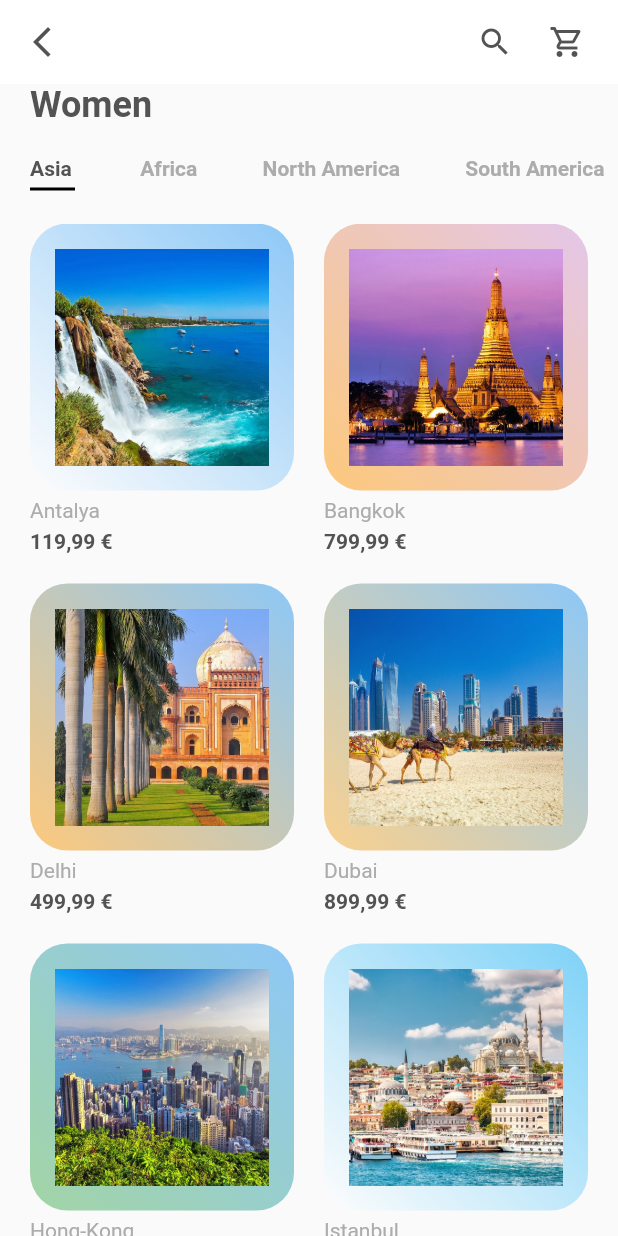
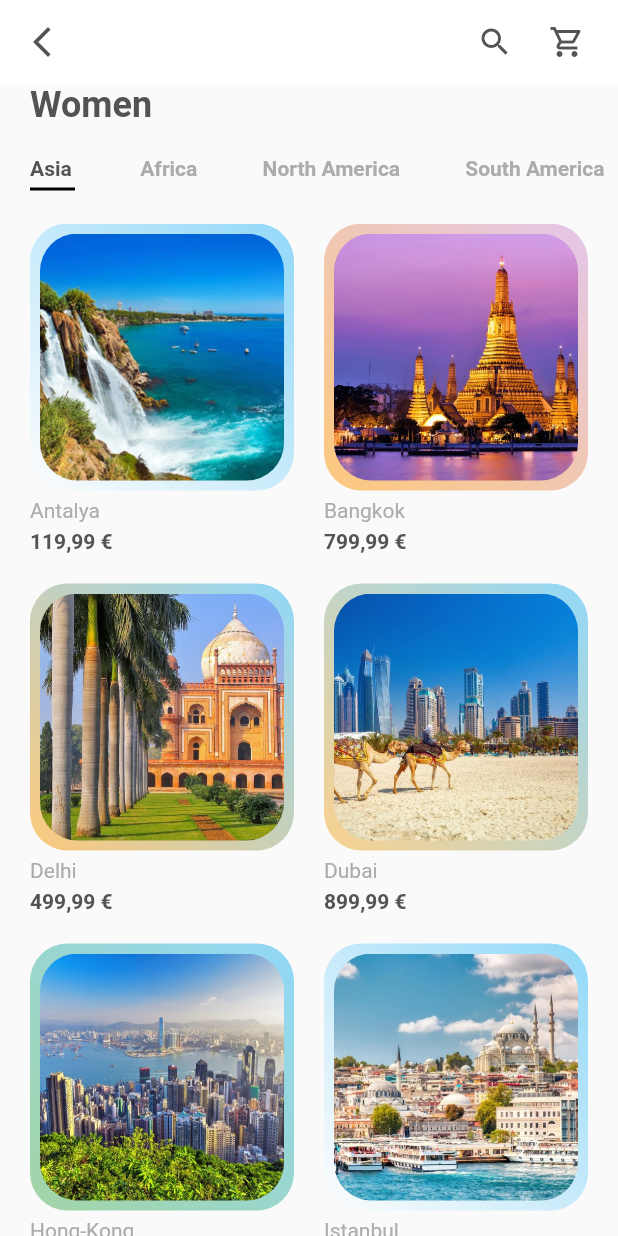
Before and after one commit to M-Halid/travel_shop, a Flutter app: the screen it shows after launch, on a phone screen of 412 x 824 dp. Run offline on Flutter 3.47's test engine with Material 2 defaults, Android fonts, the phone set to English and light mode, and no system bars.

Commit message:
detail_details

```diff
--- a/lib/models/CityModels.dart
+++ b/lib/models/CityModels.dart
@@ -25,7 +25,7 @@ List<City> cities = [
     price: "119,99 €",
     description: "Hi This City Looks cool",
     size: 50,
-    color1: Colors.blue,
+    color1: Colors.lightBlue.shade400,
     color2: Colors.white,
   ),
   City(
@@ -44,7 +44,7 @@ List<City> cities = [
       price: "499,99 €",
       description: "Hi This City Looks cool",
       size: 50,
-      color1: Colors.blue,
+      color1: Colors.lightBlue.shade400,
       color2: Colors.orange),
   City(
       id: 4,
@@ -53,7 +53,7 @@ List<City> cities = [
       price: "899,99 €",
       description: "Hi This City Looks cool",
       size: 50,
-      color1: Colors.blue,
+      color1: Colors.lightBlue.shade400,
       color2: Colors.yellow.shade800),
   City(
     id: 5,
@@ -62,7 +62,7 @@ List<City> cities = [
     price: "699,99 €",
     description: "Hi This City Looks cool",
     size: 50,
-    color1: Colors.blue,
+    color1: Colors.lightBlue.shade400,
     color2: Colors.green,
   ),
   City(
@@ -72,7 +72,7 @@ List<City> cities = [
     price: "109,99 €",
     description: "Hi This City Looks cool",
     size: 50,
-    color1: Colors.lightBlue,
+    color1: Colors.lightBlue.shade400,
     color2: Colors.white,
   ),
   City(
@@ -82,7 +82,7 @@ List<City> cities = [
     price: "599,99 €",
     description: "Hi This City Looks cool",
     size: 50,
-    color1: Colors.blue,
+    color1: Colors.lightBlue.shade400,
     color2: Colors.green,
   ),
   City(
@@ -92,7 +92,7 @@ List<City> cities = [
     price: "399,99 €",
     description: "Hi This City Looks cool",
     size: 50,
-    color1: Colors.blue,
+    color1: Colors.lightBlue.shade400,
     color2: Colors.orange,
   ),
   City(
@@ -102,7 +102,7 @@ List<City> cities = [
       price: "899,99 €",
       description: "Hi This City Looks cool",
       size: 50,
-      color1: Colors.white,
+      color1: Colors.green,
       color2: Colors.grey),
   City(
       id: 10,
@@ -111,7 +111,7 @@ List<City> cities = [
       price: "199,99 €",
       description: "Hi This City Looks cool",
       size: 50,
-      color1: Colors.lightBlue,
+      color1: Colors.lightBlue.shade400,
       color2: Colors.white),
   City(
       id: 11,
@@ -120,7 +120,7 @@ List<City> cities = [
       price: "169,99 €",
       description: "Hi This City Looks cool",
       size: 50,
-      color1: Colors.blue,
+      color1: Colors.lightBlue.shade400,
       color2: Colors.yellow),
   City(
       id: 12,
@@ -129,6 +129,6 @@ List<City> cities = [
       price: "849,99 €",
       description: "Hi This City Looks cool",
       size: 50,
-      color1: Colors.purple.shade300,
+      color1: Colors.lightBlue.shade400,
       color2: Colors.greenAccent),
 ];
--- a/lib/screens/components/item_card.dart
+++ b/lib/screens/components/item_card.dart
@@ -18,7 +18,7 @@ class ItemCard extends StatelessWidget {
         children: <Widget>[
           Expanded(
             child: Container(
-              padding: EdgeInsets.all(kDefaultPadding / 1.2),
+              padding: EdgeInsets.all(kDefaultPadding / 3),
               decoration: BoxDecoration(
                 gradient: LinearGradient(
                     begin: Alignment.topRight,
@@ -29,9 +29,12 @@ class ItemCard extends StatelessWidget {
                     ]),
                 borderRadius: BorderRadius.circular(25),
               ),
-              child: Image.asset(
-                city.image,
-                fit: BoxFit.cover,
+              child: ClipRRect(
+                borderRadius: BorderRadius.circular(25),
+                child: Image.asset(
+                  city.image,
+                  fit: BoxFit.cover,
+                ),
               ),
             ),
           ),
--- a/lib/screens/details/components/details_screen.dart
+++ b/lib/screens/details/components/details_screen.dart
@@ -10,7 +10,7 @@ class DetailsScreen extends StatelessWidget {
   @override
   Widget build(BuildContext context) {
     return Scaffold(
-      backgroundColor: Color(0xff3776A6),
+      backgroundColor: city.color1,
       appBar: buildAppbar(context),
       body: DetailsBody(
         city: city,
@@ -20,7 +20,7 @@ class DetailsScreen extends StatelessWidget {
 
   AppBar buildAppbar(BuildContext context) {
     return AppBar(
-      backgroundColor: Color(0xff3776A6),
+      backgroundColor: city.color1,
       elevation: 0,
       leading: IconButton(
         icon: Icon(
@@ -41,6 +41,7 @@ class DetailsScreen extends StatelessWidget {
             )),
         SizedBox(
           width: kDefaultPadding / 2,
+
         )
       ],
     );
```
Also changed, not shown: lib/screens/details/components/details_body.dart (+46 -4 lines).
